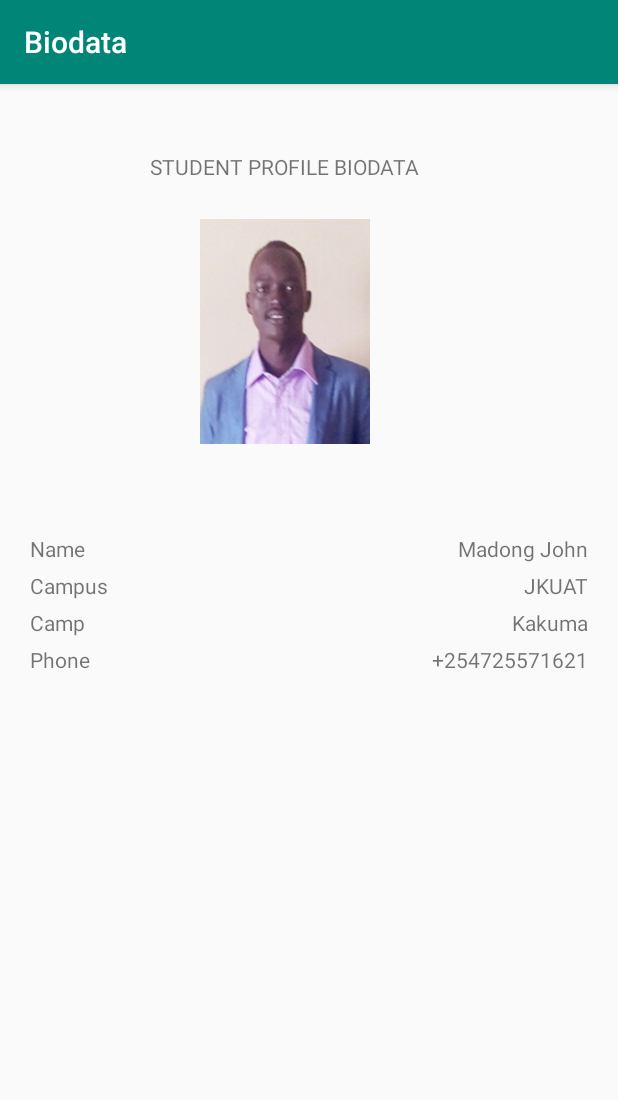
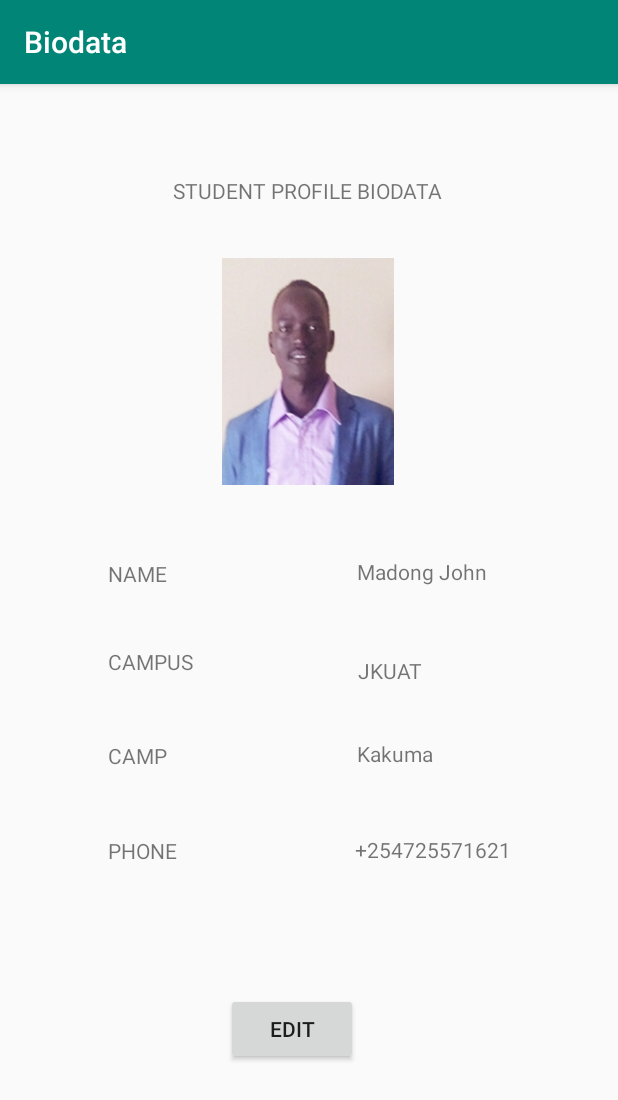
Before and after one commit to John-Monychirin/Biodata, an Android app: the screen it shows after launch (MainActivity), on a phone screen of 412 x 824 dp. Shown: the top 1100 px of the screen. Run offline under Robolectric (Android 15) with nearby library versions, the phone set to English and light mode, and no system bars.

Commit message:
constraints layout

```diff
--- a/app/src/main/res/layout/activity_main.xml
+++ b/app/src/main/res/layout/activity_main.xml
@@ -1,5 +1,5 @@
 <?xml version="1.0" encoding="utf-8"?>
-<RelativeLayout xmlns:android="http://schemas.android.com/apk/res/android"
+<android.support.constraint.ConstraintLayout xmlns:android="http://schemas.android.com/apk/res/android"
     xmlns:app="http://schemas.android.com/apk/res-auto"
     android:orientation="vertical"
     xmlns:tools="http://schemas.android.com/tools"
@@ -11,106 +11,135 @@
     tools:context=".MainActivity">
 
     <TextView
-        android:layout_width="match_parent"
+        android:id="@+id/txtViewprofile"
+        android:layout_width="wrap_content"
         android:layout_height="wrap_content"
-        android:id="@+id/heading"
         android:text="STUDENT PROFILE BIODATA"
-        android:layout_marginLeft="80dp"
-        android:layout_marginTop="25dp"
-        />
+        app:layout_constraintBottom_toBottomOf="parent"
+        app:layout_constraintEnd_toEndOf="parent"
+        app:layout_constraintHorizontal_bias="0.497"
+        app:layout_constraintStart_toStartOf="parent"
+        app:layout_constraintTop_toTopOf="parent"
+        app:layout_constraintVertical_bias="0.058" />
 
     <ImageView
-        android:layout_width="200dp"
-        android:layout_height="150dp"
-        android:layout_marginTop="70dp"
-        android:layout_marginLeft="70dp"
-        android:src="@drawable/prof"
-
-        />
-
-    <RelativeLayout
-        android:layout_width="match_parent"
-        android:layout_height="wrap_content"
-        android:layout_marginTop="280dp"
-        android:orientation="horizontal">
+        android:id="@+id/imageView"
+        android:layout_width="148dp"
+        android:layout_height="151dp"
+        app:layout_constraintBottom_toBottomOf="parent"
+        app:layout_constraintEnd_toEndOf="parent"
+        app:layout_constraintHorizontal_bias="0.497"
+        app:layout_constraintStart_toStartOf="parent"
+        app:layout_constraintTop_toBottomOf="@+id/txtViewprofile"
+        app:layout_constraintVertical_bias="0.068"
+        app:srcCompat="@drawable/prof" />
 
     <TextView
-         android:id="@+id/name"
-            android:layout_width="match_parent"
-            android:layout_height="wrap_content"
-            android:text="Name"
-        />
-    <TextView
-        android:layout_width="match_parent"
-        android:layout_height="wrap_content"
-        android:text="Madong John"
-        android:id="@+id/joni"
-        android:layout_alignParentRight="true"
-        android:textAlignment="textEnd"
-        />
+        android:id="@+id/textView2"
+        android:layout_width="86dp"
+        android:layout_height="34dp"
+        android:text="NAME"
+        app:layout_constraintBottom_toBottomOf="parent"
+        app:layout_constraintEnd_toEndOf="parent"
+        app:layout_constraintHorizontal_bias="0.182"
+        app:layout_constraintStart_toStartOf="parent"
+        app:layout_constraintTop_toBottomOf="@+id/imageView"
+        app:layout_constraintVertical_bias="0.11" />
 
     <TextView
-            android:id="@+id/cam"
-            android:layout_width="match_parent"
-            android:layout_height="wrap_content"
-            android:layout_marginTop="5dp"
-            android:text="Campus"
-            android:layout_below="@+id/name"
-            />
-        <TextView
-            android:layout_width="match_parent"
-            android:layout_height="wrap_content"
-            android:layout_marginTop="5dp"
-            android:text="JKUAT"
-            android:id="@+id/uni"
-            android:layout_alignParentRight="true"
-            android:textAlignment="textEnd"
-            android:layout_below="@+id/joni"
-            />
+        android:id="@+id/textView3"
+        android:layout_width="107dp"
+        android:layout_height="34dp"
+        android:text="Madong John"
+        app:layout_constraintBottom_toBottomOf="parent"
+        app:layout_constraintEnd_toEndOf="parent"
+        app:layout_constraintHorizontal_bias="0.634"
+        app:layout_constraintStart_toEndOf="@+id/textView2"
+        app:layout_constraintTop_toBottomOf="@+id/imageView"
+        app:layout_constraintVertical_bias="0.108" />
 
     <TextView
-            android:id="@+id/ref"
-            android:layout_width="match_parent"
-            android:layout_height="wrap_content"
-            android:layout_marginTop="5dp"
-            android:text="Camp"
-            android:layout_below="@+id/cam"
-            />
-        <TextView
-            android:layout_width="match_parent"
-            android:layout_height="wrap_content"
-            android:layout_marginTop="5dp"
-            android:text="Kakuma"
-            android:id="@+id/kak"
-            android:layout_alignParentRight="true"
-            android:textAlignment="textEnd"
-            android:layout_below="@+id/uni"
-            />
+        android:id="@+id/textView4"
+        android:layout_width="81dp"
+        android:layout_height="30dp"
+        android:text="CAMPUS"
+        app:layout_constraintBottom_toBottomOf="parent"
+        app:layout_constraintEnd_toEndOf="parent"
+        app:layout_constraintHorizontal_bias="0.179"
+        app:layout_constraintStart_toStartOf="parent"
+        app:layout_constraintTop_toBottomOf="@+id/textView2"
+        app:layout_constraintVertical_bias="0.067" />
 
     <TextView
-            android:id="@+id/number"
-            android:layout_width="match_parent"
+        android:id="@+id/textView5"
+        android:layout_width="96dp"
+        android:layout_height="36dp"
+        android:text="JKUAT"
+        app:layout_constraintBottom_toBottomOf="parent"
+        app:layout_constraintEnd_toEndOf="parent"
+        app:layout_constraintHorizontal_bias="0.598"
+        app:layout_constraintStart_toEndOf="@+id/textView4"
+        app:layout_constraintTop_toBottomOf="@+id/textView3"
+        app:layout_constraintVertical_bias="0.089" />
+
+    <TextView
+        android:id="@+id/textView"
+        android:layout_width="78dp"
+        android:layout_height="34dp"
+        android:text="CAMP"
+        app:layout_constraintBottom_toBottomOf="parent"
+        app:layout_constraintEnd_toEndOf="parent"
+        app:layout_constraintHorizontal_bias="0.177"
+        app:layout_constraintStart_toStartOf="parent"
+        app:layout_constraintTop_toBottomOf="@+id/textView4"
+        app:layout_constraintVertical_bias="0.106" />
+
+    <TextView
+        android:id="@+id/textView6"
+        android:layout_width="111dp"
+        android:layout_height="34dp"
+        android:text="Kakuma"
+        app:layout_constraintBottom_toBottomOf="parent"
+        app:layout_constraintEnd_toEndOf="parent"
+        app:layout_constraintHorizontal_bias="0.676"
+        app:layout_constraintStart_toEndOf="@+id/textView"
+        app:layout_constraintTop_toBottomOf="@+id/textView5"
+        app:layout_constraintVertical_bias="0.066" />
+
+    <TextView
+        android:id="@+id/textView7"
+        android:layout_width="81dp"
+        android:layout_height="35dp"
+        android:text="PHONE"
+        app:layout_constraintBottom_toBottomOf="parent"
+        app:layout_constraintEnd_toEndOf="parent"
+        app:layout_constraintHorizontal_bias="0.179"
+        app:layout_constraintStart_toStartOf="parent"
+        app:layout_constraintTop_toBottomOf="@+id/textView"
+        app:layout_constraintVertical_bias="0.123" />
+
+    <TextView
+        android:id="@+id/textView8"
+        android:layout_width="106dp"
+        android:layout_height="29dp"
+        android:text="+254725571621"
+        app:layout_constraintBottom_toBottomOf="parent"
+        app:layout_constraintEnd_toEndOf="parent"
+        app:layout_constraintHorizontal_bias="0.629"
+        app:layout_constraintStart_toEndOf="@+id/textView7"
+        app:layout_constraintTop_toBottomOf="@+id/textView6"
+        app:layout_constraintVertical_bias="0.12" />
+
+    <Button
+        android:id="@+id/button"
+        android:layout_width="wrap_content"
         android:layout_height="wrap_content"
-            android:layout_marginTop="5dp"
-            android:text="Phone"
-            android:layout_below="@+id/ref"
-            />
-        <TextView
-            android:layout_width="match_parent"
-            android:layout_height="wrap_content"
-            android:layout_marginTop="5dp"
-            android:text="+254725571621"
-            android:id="@+id/digit"
-            android:layout_alignParentRight="true"
-            android:textAlignment="textEnd"
-            android:layout_below="@+id/kak"
-            />
+        android:text="EDIT"
+        app:layout_constraintBottom_toBottomOf="parent"
+        app:layout_constraintEnd_toEndOf="parent"
+        app:layout_constraintHorizontal_bias="0.459"
+        app:layout_constraintStart_toStartOf="parent"
+        app:layout_constraintTop_toBottomOf="@+id/imageView"
+        app:layout_constraintVertical_bias="0.783" />
 
-
-
-
-
-
-</RelativeLayout>
-
-</RelativeLayout>
+</android.support.constraint.ConstraintLayout>
```
Lines whose indentation alone changed are shown as unchanged.
